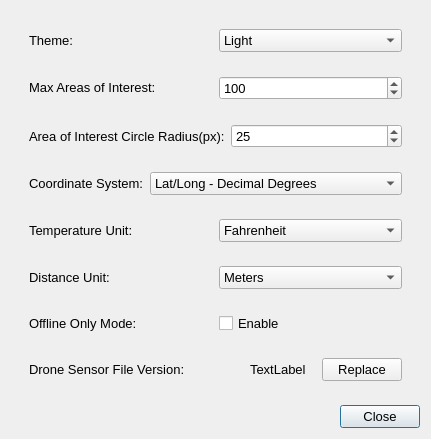
The window that resources/views/Preferences.ui (crgrove/automated-drone-image-analysis-tool) describes before a commit, drawn with Qt 5.
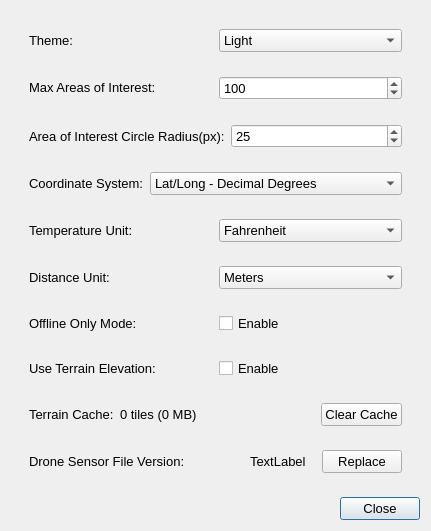
The same window after the commit.

Commit message: Added terrain service and AOI coords calculation

The edit to the form file:
```diff
--- a/resources/views/Preferences.ui
+++ b/resources/views/Preferences.ui
@@ -378,6 +378,113 @@
        </layout>
       </widget>
      </item>
+     <item>
+      <widget class="QWidget" name="terrainWidget" native="true">
+       <layout class="QHBoxLayout" name="horizontalLayout_terrain">
+        <item>
+         <widget class="QLabel" name="terrainElevationLabel">
+          <property name="font">
+           <font>
+            <pointsize>10</pointsize>
+           </font>
+          </property>
+          <property name="toolTip">
+           <string>Use terrain elevation data (DTM/DSM) for more accurate AOI GPS coordinate calculations.
+When enabled, uses online elevation data to account for terrain variations.
+When disabled, assumes flat terrain at takeoff altitude.</string>
+          </property>
+          <property name="text">
+           <string>Use Terrain Elevation:</string>
+          </property>
+         </widget>
+        </item>
+        <item>
+         <widget class="QCheckBox" name="terrainElevationCheckBox">
+          <property name="font">
+           <font>
+            <pointsize>10</pointsize>
+           </font>
+          </property>
+          <property name="toolTip">
+           <string>Enable terrain-corrected AOI positioning using DTM/DSM elevation data.
+• When enabled: Downloads and caches elevation tiles for accurate positioning
+• When disabled: Uses flat terrain assumption (faster, works offline)
+Terrain data is cached locally and works offline after first download.</string>
+          </property>
+          <property name="text">
+           <string>Enable</string>
+          </property>
+         </widget>
+        </item>
+       </layout>
+      </widget>
+     </item>
+     <item>
+      <widget class="QWidget" name="terrainCacheWidget" native="true">
+       <layout class="QHBoxLayout" name="horizontalLayout_terrain_cache">
+        <item>
+         <widget class="QLabel" name="terrainCacheLabel">
+          <property name="font">
+           <font>
+            <pointsize>10</pointsize>
+           </font>
+          </property>
+          <property name="toolTip">
+           <string>Manage the terrain elevation data cache.
+Terrain tiles are downloaded and stored locally for offline use.</string>
+          </property>
+          <property name="text">
+           <string>Terrain Cache:</string>
+          </property>
+         </widget>
+        </item>
+        <item>
+         <widget class="QLabel" name="terrainCacheSizeLabel">
+          <property name="font">
+           <font>
+            <pointsize>10</pointsize>
+           </font>
+          </property>
+          <property name="text">
+           <string>0 tiles (0 MB)</string>
+          </property>
+         </widget>
+        </item>
+        <item>
+         <spacer name="terrainCacheSpacer">
+          <property name="orientation">
+           <enum>Qt::Orientation::Horizontal</enum>
+          </property>
+          <property name="sizeHint" stdset="0">
+           <size>
+            <width>40</width>
+            <height>20</height>
+           </size>
+          </property>
+         </spacer>
+        </item>
+        <item>
+         <widget class="QPushButton" name="clearTerrainCacheButton">
+          <property name="font">
+           <font>
+            <pointsize>10</pointsize>
+           </font>
+          </property>
+          <property name="toolTip">
+           <string>Clear all cached terrain elevation tiles.
+This will require re-downloading tiles when terrain elevation is used.</string>
+          </property>
+          <property name="text">
+           <string>Clear Cache</string>
+          </property>
+          <property name="autoDefault">
+           <bool>false</bool>
+          </property>
+         </widget>
+        </item>
+       </layout>
+      </widget>
+     </item>
      <item>
        <layout class="QHBoxLayout" name="droneSensorLabelsWidget">
         <property name="leftMargin">
```
The commit also changes 29 other files.
